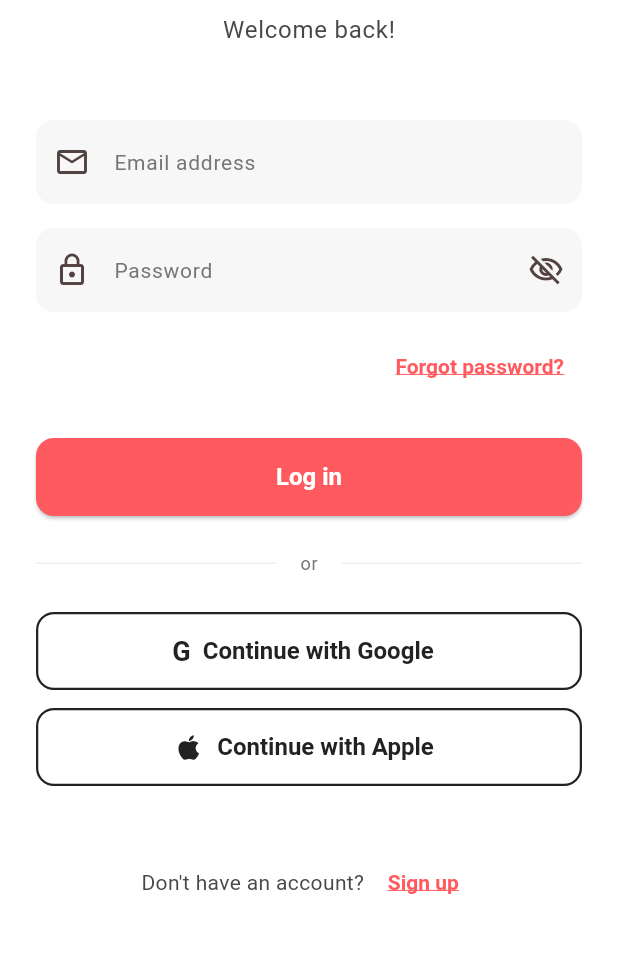
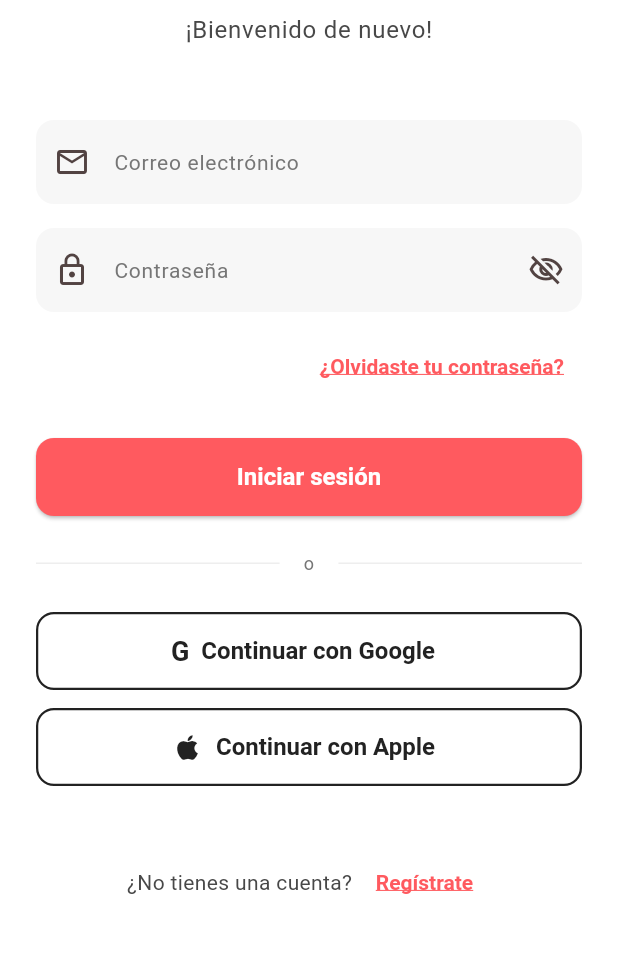
Before and after one commit to llap15/Beeandbeep, a Flutter app: the screen it shows after launch, on a phone screen of 412 x 824 dp, the part 261-1214 px from its top. Run offline on Flutter 3.47's test engine with Material 3 defaults, Android fonts, the phone set to English and light mode, and no system bars; our stand-ins replace cached_network_image, cloud_firestore, dio, firebase_auth, firebase_core, flutter_map and 8 more; accounts and stored records are empty; Roboto replaces fonts that are missing (Nunito).

```diff
--- a/lib/features/auth/screens/login_screen.dart
+++ b/lib/features/auth/screens/login_screen.dart
@@ -30,7 +30,9 @@ class _LoginScreenState extends ConsumerState<LoginScreen> {
     setState(() => _isLoading = true);
 
     try {
-      await ref.read(authRepositoryProvider).signInWithEmail(
+      await ref
+          .read(authRepositoryProvider)
+          .signInWithEmail(
             email: _emailController.text.trim(),
             password: _passwordController.text,
           );
@@ -88,13 +90,13 @@ class _LoginScreenState extends ConsumerState<LoginScreen> {
                     Text(
                       'BeeAndVip',
                       style: Theme.of(context).textTheme.displaySmall?.copyWith(
-                            color: AppColors.primary,
-                            fontWeight: FontWeight.w800,
-                          ),
+                        color: AppColors.primary,
+                        fontWeight: FontWeight.w800,
+                      ),
                     ),
                     const SizedBox(height: 8),
                     Text(
-                      'Welcome back!',
+                      '¡Bienvenido de nuevo!',
                       style: Theme.of(context).textTheme.bodyLarge,
                     ),
                   ],
@@ -102,7 +104,7 @@ class _LoginScreenState extends ConsumerState<LoginScreen> {
               ),
               const SizedBox(height: 48),
 
-              // Form
+              // Formulario
               Form(
                 key: _formKey,
                 child: Column(
@@ -111,12 +113,13 @@ class _LoginScreenState extends ConsumerState<LoginScreen> {
                       controller: _emailController,
                       keyboardType: TextInputType.emailAddress,
                       decoration: const InputDecoration(
-                        labelText: 'Email address',
+                        labelText: 'Correo electrónico',
                         prefixIcon: Icon(Icons.email_outlined),
                       ),
                       validator: (v) {
-                        if (v == null || v.isEmpty) return 'Email is required';
-                        if (!v.contains('@')) return 'Enter a valid email';
+                        if (v == null || v.isEmpty)
+                          return 'El correo es requerido';
+                        if (!v.contains('@')) return 'Ingresa un correo válido';
                         return null;
                       },
                     ),
@@ -125,19 +128,23 @@ class _LoginScreenState extends ConsumerState<LoginScreen> {
                       controller: _passwordController,
                       obscureText: _obscurePassword,
                       decoration: InputDecoration(
-                        labelText: 'Password',
+                        labelText: 'Contraseña',
                         prefixIcon: const Icon(Icons.lock_outline),
                         suffixIcon: IconButton(
-                          icon: Icon(_obscurePassword
-                              ? Icons.visibility_off_outlined
-                              : Icons.visibility_outlined),
+                          icon: Icon(
+                            _obscurePassword
+                                ? Icons.visibility_off_outlined
+                                : Icons.visibility_outlined,
+                          ),
                           onPressed: () => setState(
-                              () => _obscurePassword = !_obscurePassword),
+                            () => _obscurePassword = !_obscurePassword,
+                          ),
                         ),
                       ),
                       validator: (v) {
-                        if (v == null || v.isEmpty) return 'Password is required';
-                        if (v.length < 6) return 'Password too short';
+                        if (v == null || v.isEmpty)
+                          return 'La contraseña es requerida';
+                        if (v.length < 6) return 'Contraseña muy corta';
                         return null;
                       },
                     ),
@@ -146,7 +153,7 @@ class _LoginScreenState extends ConsumerState<LoginScreen> {
                       alignment: Alignment.centerRight,
                       child: TextButton(
                         onPressed: () {},
-                        child: const Text('Forgot password?'),
+                        child: const Text('¿Olvidaste tu contraseña?'),
                       ),
                     ),
                     const SizedBox(height: 24),
@@ -163,7 +170,7 @@ class _LoginScreenState extends ConsumerState<LoginScreen> {
                                   color: Colors.white,
                                 ),
                               )
-                            : const Text('Log in'),
+                            : const Text('Iniciar sesión'),
                       ),
                     ),
                   ],
@@ -172,14 +179,16 @@ class _LoginScreenState extends ConsumerState<LoginScreen> {
 
               const SizedBox(height: 24),
 
-              // Divider
+              // Divisor
               Row(
                 children: [
                   const Expanded(child: Divider()),
                   Padding(
                     padding: const EdgeInsets.symmetric(horizontal: 16),
-                    child: Text('or',
-                        style: Theme.of(context).textTheme.bodySmall),
+                    child: Text(
+                      'o',
+                      style: Theme.of(context).textTheme.bodySmall,
+                    ),
                   ),
                   const Expanded(child: Divider()),
                 ],
@@ -187,15 +196,16 @@ class _LoginScreenState extends ConsumerState<LoginScreen> {
 
               const SizedBox(height: 24),
 
-              // Google Login
+              // Google
               SizedBox(
                 width: double.infinity,
                 child: OutlinedButton.icon(
                   onPressed: _isLoading ? null : _signInWithGoogle,
-                  icon: const Text('G',
-                      style: TextStyle(
-                          fontSize: 18, fontWeight: FontWeight.w700)),
-                  label: const Text('Continue with Google'),
+                  icon: const Text(
+                    'G',
+                    style: TextStyle(fontSize: 18, fontWeight: FontWeight.w700),
+                  ),
+                  label: const Text('Continuar con Google'),
                 ),
               ),
               const SizedBox(height: 12),
@@ -204,22 +214,24 @@ class _LoginScreenState extends ConsumerState<LoginScreen> {
                 child: OutlinedButton.icon(
                   onPressed: _isLoading ? null : () {},
                   icon: const Icon(Icons.apple, size: 22),
-                  label: const Text('Continue with Apple'),
+                  label: const Text('Continuar con Apple'),
                 ),
               ),
 
               const SizedBox(height: 40),
 
-              // Register
+              // Registro
               Center(
                 child: Row(
                   mainAxisSize: MainAxisSize.min,
                   children: [
-                    Text("Don't have an account? ",
-                        style: Theme.of(context).textTheme.bodyMedium),
+                    Text(
+                      '¿No tienes una cuenta? ',
+                      style: Theme.of(context).textTheme.bodyMedium,
+                    ),
                     TextButton(
                       onPressed: () => context.push('/register'),
-                      child: const Text('Sign up'),
+                      child: const Text('Regístrate'),
                     ),
                   ],
                 ),
--- a/lib/features/auth/screens/register_screen.dart
+++ b/lib/features/auth/screens/register_screen.dart
@@ -37,13 +37,14 @@ class _RegisterScreenState extends ConsumerState<RegisterScreen> {
     setState(() => _isLoading = true);
 
     try {
-      final user = await ref.read(authRepositoryProvider).registerWithEmail(
+      final user = await ref
+          .read(authRepositoryProvider)
+          .registerWithEmail(
             email: _emailController.text.trim(),
             password: _passwordController.text,
           );
 
       if (user != null) {
-        // Actualizar el nombre del usuario en Firebase
         await user.updateDisplayName(
           '${_firstNameController.text.trim()} ${_lastNameController.text.trim()}',
         );
@@ -82,24 +83,23 @@ class _RegisterScreenState extends ConsumerState<RegisterScreen> {
           child: Column(
             crossAxisAlignment: CrossAxisAlignment.start,
             children: [
-              // Header
+              // Encabezado
               Center(
                 child: Column(
                   children: [
                     const Text('🐝', style: TextStyle(fontSize: 48)),
                     const SizedBox(height: 12),
                     Text(
-                      'Create your account',
-                      style: Theme.of(context).textTheme.headlineMedium?.copyWith(
-                            fontWeight: FontWeight.w800,
-                          ),
+                      'Crea tu cuenta',
+                      style: Theme.of(context).textTheme.headlineMedium
+                          ?.copyWith(fontWeight: FontWeight.w800),
                     ),
                     const SizedBox(height: 8),
                     Text(
-                      'Join BeeAndVip today',
-                      style: Theme.of(context).textTheme.bodyLarge?.copyWith(
-                            color: AppColors.grey,
-                          ),
+                      'Únete a BeeAndVip hoy',
+                      style: Theme.of(
+                        context,
+                      ).textTheme.bodyLarge?.copyWith(color: AppColors.grey),
                     ),
                   ],
                 ),
@@ -107,12 +107,12 @@ class _RegisterScreenState extends ConsumerState<RegisterScreen> {
 
               const SizedBox(height: 40),
 
-              // Form
+              // Formulario
               Form(
                 key: _formKey,
                 child: Column(
                   children: [
-                    // First & Last Name
+                    // Nombre y Apellido
                     Row(
                       children: [
                         Expanded(
@@ -120,11 +120,11 @@ class _RegisterScreenState extends ConsumerState<RegisterScreen> {
                             controller: _firstNameController,
                             textCapitalization: TextCapitalization.words,
                             decoration: const InputDecoration(
-                              labelText: 'First name',
+                              labelText: 'Nombre',
                               prefixIcon: Icon(Icons.person_outline),
                             ),
                             validator: (v) {
-                              if (v == null || v.isEmpty) return 'Required';
+                              if (v == null || v.isEmpty) return 'Requerido';
                               return null;
                             },
                           ),
@@ -135,10 +135,10 @@ class _RegisterScreenState extends ConsumerState<RegisterScreen> {
                             controller: _lastNameController,
                             textCapitalization: TextCapitalization.words,
                             decoration: const InputDecoration(
-                              labelText: 'Last name',
+                              labelText: 'Apellido',
                             ),
                             validator: (v) {
-                              if (v == null || v.isEmpty) return 'Required';
+                              if (v == null || v.isEmpty) return 'Requerido';
                               return null;
                             },
                           ),
@@ -148,74 +148,82 @@ class _RegisterScreenState extends ConsumerState<RegisterScreen> {
 
                     const SizedBox(height: 16),
 
-                    // Email
+                    // Correo
                     TextFormField(
                       controller: _emailController,
                       keyboardType: TextInputType.emailAddress,
                       decoration: const InputDecoration(
-                        labelText: 'Email address',
+                        labelText: 'Correo electrónico',
                         prefixIcon: Icon(Icons.email_outlined),
                       ),
                       validator: (v) {
-                        if (v == null || v.isEmpty) return 'Email is required';
-                        if (!v.contains('@')) return 'Enter a valid email';
+                        if (v == null || v.isEmpty)
+                          return 'El correo es requerido';
+                        if (!v.contains('@')) return 'Ingresa un correo válido';
                         return null;
                       },
                     ),
 
                     const SizedBox(height: 16),
 
-                    // Password
+                    // Contraseña
                     TextFormField(
                       controller: _passwordController,
                       obscureText: _obscurePassword,
                       decoration: InputDecoration(
-                        labelText: 'Password',
+                        labelText: 'Contraseña',
                         prefixIcon: const Icon(Icons.lock_outline),
                         suffixIcon: IconButton(
-                          icon: Icon(_obscurePassword
+                          icon: Icon(
+                            _obscurePassword
                                 ? Icons.visibility_off_outlined
-                              : Icons.visibility_outlined),
+                                : Icons.visibility_outlined,
+                          ),
                           onPressed: () => setState(
-                              () => _obscurePassword = !_obscurePassword),
+                            () => _obscurePassword = !_obscurePassword,
+                          ),
                         ),
                       ),
                       validator: (v) {
-                        if (v == null || v.isEmpty) return 'Password is required';
-                        if (v.length < 6) return 'Minimum 6 characters';
+                        if (v == null || v.isEmpty)
+                          return 'La contraseña es requerida';
+                        if (v.length < 6) return 'Mínimo 6 caracteres';
                         return null;
                       },
                     ),
 
                     const SizedBox(height: 16),
 
-                    // Confirm Password
+                    // Confirmar contraseña
                     TextFormField(
                       controller: _confirmPasswordController,
                       obscureText: _obscureConfirmPassword,
                       decoration: InputDecoration(
-                        labelText: 'Confirm password',
+                        labelText: 'Confirmar contraseña',
                         prefixIcon: const Icon(Icons.lock_outline),
                         suffixIcon: IconButton(
-                          icon: Icon(_obscureConfirmPassword
+                          icon: Icon(
+                            _obscureConfirmPassword
                                 ? Icons.visibility_off_outlined
-                              : Icons.visibility_outlined),
-                          onPressed: () => setState(() =>
-                              _obscureConfirmPassword =
-                                  !_obscureConfirmPassword),
+                                : Icons.visibility_outlined,
+                          ),
+                          onPressed: () => setState(
+                            () => _obscureConfirmPassword =
+                                !_obscureConfirmPassword,
+                          ),
                         ),
                       ),
                       validator: (v) {
-                        if (v == null || v.isEmpty) return 'Required';
+                        if (v == null || v.isEmpty) return 'Requerido';
                         if (v != _passwordController.text)
-                          return 'Passwords do not match';
+                          return 'Las contraseñas no coinciden';
                         return null;
                       },
                     ),
 
                     const SizedBox(height: 32),
 
-                    // Register Button
+                    // Botón registrar
                     SizedBox(
                       width: double.infinity,
                       child: ElevatedButton(
@@ -229,20 +237,22 @@ class _RegisterScreenState extends ConsumerState<RegisterScreen> {
                                   color: Colors.white,
                                 ),
                               )
-                            : const Text('Create account'),
+                            : const Text('Crear cuenta'),
                       ),
                     ),
 
                     const SizedBox(height: 24),
 
-                    // Divider
+                    // Divisor
                     Row(
                       children: [
                         const Expanded(child: Divider()),
                         Padding(
                           padding: const EdgeInsets.symmetric(horizontal: 16),
-                          child: Text('or',
-                              style: Theme.of(context).textTheme.bodySmall),
+                          child: Text(
+                            'o',
+                            style: Theme.of(context).textTheme.bodySmall,
+                          ),
                         ),
                         const Expanded(child: Divider()),
                       ],
@@ -254,7 +264,9 @@ class _RegisterScreenState extends ConsumerState<RegisterScreen> {
                     SizedBox(
                       width: double.infinity,
                       child: OutlinedButton.icon(
-                        onPressed: _isLoading ? null : () async {
+                        onPressed: _isLoading
+                            ? null
+                            : () async {
                                 setState(() => _isLoading = true);
                                 try {
                                   await ref
@@ -271,13 +283,18 @@ class _RegisterScreenState extends ConsumerState<RegisterScreen> {
                                     );
                                   }
                                 } finally {
-                            if (mounted) setState(() => _isLoading = false);
+                                  if (mounted)
+                                    setState(() => _isLoading = false);
                                 }
                               },
-                        icon: const Text('G',
+                        icon: const Text(
+                          'G',
                           style: TextStyle(
-                                fontSize: 18, fontWeight: FontWeight.w700)),
-                        label: const Text('Continue with Google'),
+                            fontSize: 18,
+                            fontWeight: FontWeight.w700,
+                          ),
+                        ),
+                        label: const Text('Continuar con Google'),
                       ),
                     ),
                   ],
@@ -286,16 +303,18 @@ class _RegisterScreenState extends ConsumerState<RegisterScreen> {
 
               const SizedBox(height: 32),
 
-              // Already have account
+              // Ya tienes cuenta
               Center(
                 child: Row(
                   mainAxisSize: MainAxisSize.min,
                   children: [
-                    Text('Already have an account? ',
-                        style: Theme.of(context).textTheme.bodyMedium),
+                    Text(
+                      '¿Ya tienes una cuenta? ',
+                      style: Theme.of(context).textTheme.bodyMedium,
+                    ),
                     TextButton(
                       onPressed: () => context.pop(),
-                      child: const Text('Log in'),
+                      child: const Text('Inicia sesión'),
                     ),
                   ],
                 ),
```
Also changed, not shown: lib/features/auth/screens/onboarding_screen.dart (+18 -14 lines), lib/features/home/screens/home_screen.dart (+12 -16 lines), lib/features/home/screens/main_screen.dart (+5 -10 lines), lib/features/home/widgets/category_filter_widget.dart (+11 -11 lines), lib/features/home/widgets/search_bar_widget.dart (+3 -7 lines), lib/features/profile/screens/profile_screen.dart (+42 -30 lines), pubspec.lock, 1 other file. Lines whose indentation alone changed are shown as unchanged.
